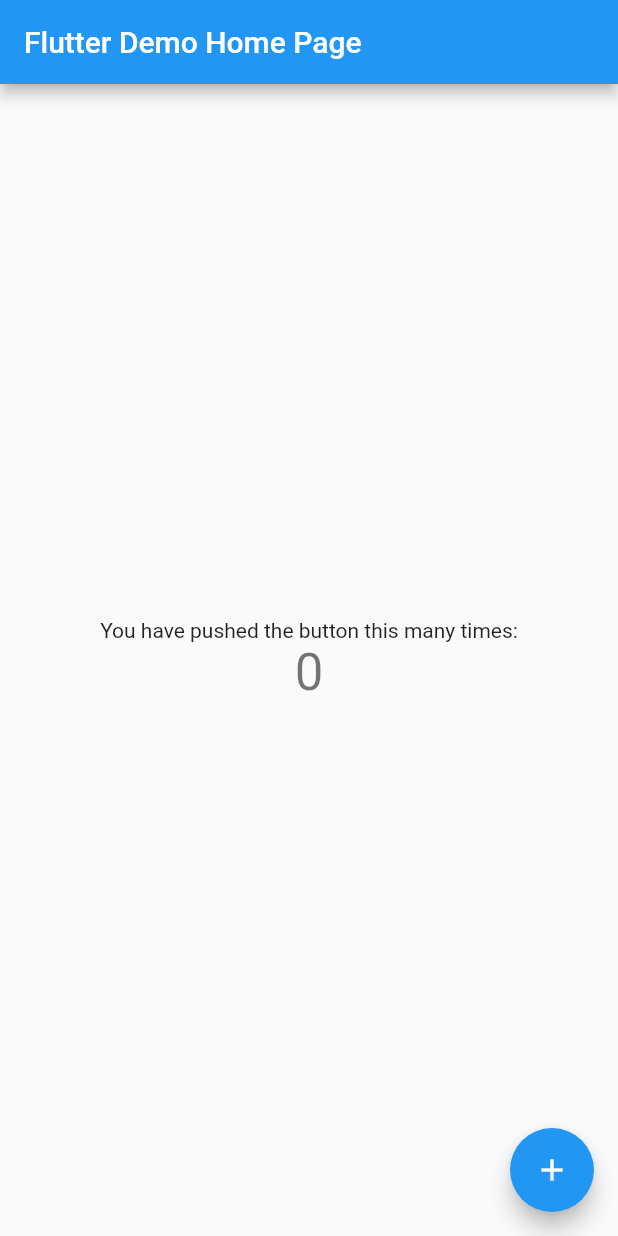
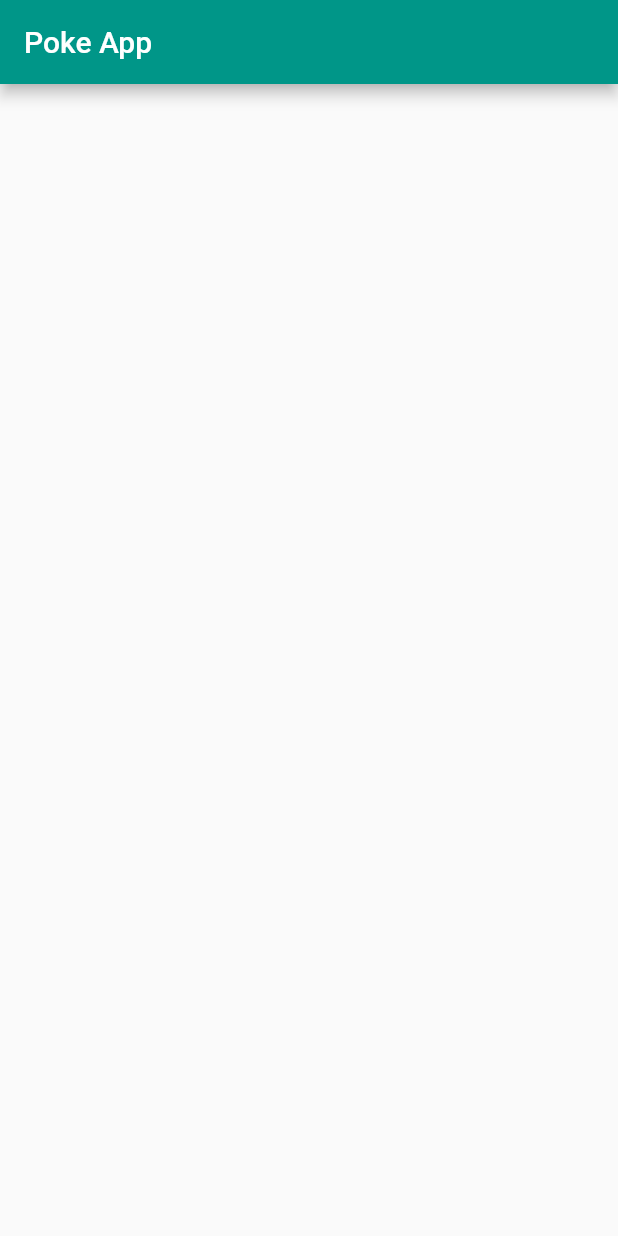
Before and after one commit to sujitmore21/PokemonAppDemo_Flutter, a Flutter app: the screen it shows after launch, on a phone screen of 412 x 824 dp. Run offline on Flutter 3.47's test engine with Material 2 defaults, Android fonts, the phone set to English and light mode, and no system bars.

Commit message:
add app name & colors

```diff
--- a/lib/main.dart
+++ b/lib/main.dart
@@ -1,111 +1,24 @@
 import 'package:flutter/material.dart';
 
-void main() => runApp(MyApp());
 
-class MyApp extends StatelessWidget {
-  // This widget is the root of your application.
+
+
+void main() => runApp(
+    MaterialApp(
+  title: "Poke App",
+  theme: ThemeData(primarySwatch: Colors.teal),
+  home: HomePage(),
+  debugShowCheckedModeBanner: false,
+));
+
+class HomePage extends StatelessWidget {
+
   @override
   Widget build(BuildContext context) {
-    return MaterialApp(
-      title: 'Flutter Demo',
-      theme: ThemeData(
-        // This is the theme of your application.
-        //
-        // Try running your application with "flutter run". You'll see the
-        // application has a blue toolbar. Then, without quitting the app, try
-        // changing the primarySwatch below to Colors.green and then invoke
-        // "hot reload" (press "r" in the console where you ran "flutter run",
-        // or simply save your changes to "hot reload" in a Flutter IDE).
-        // Notice that the counter didn't reset back to zero; the application
-        // is not restarted.
-        primarySwatch: Colors.blue,
+    return Scaffold(
+      appBar: AppBar(
+        title: Text("Poke App"),
       ),
-      home: MyHomePage(title: 'Flutter Demo Home Page'),
     );
   }
 }
-
-class MyHomePage extends StatefulWidget {
-  MyHomePage({Key key, this.title}) : super(key: key);
-
-  // This widget is the home page of your application. It is stateful, meaning
-  // that it has a State object (defined below) that contains fields that affect
-  // how it looks.
-
-  // This class is the configuration for the state. It holds the values (in this
-  // case the title) provided by the parent (in this case the App widget) and
-  // used by the build method of the State. Fields in a Widget subclass are
-  // always marked "final".
-
-  final String title;
-
-  @override
-  _MyHomePageState createState() => _MyHomePageState();
-}
-
-class _MyHomePageState extends State<MyHomePage> {
-  int _counter = 0;
-
-  void _incrementCounter() {
-    setState(() {
-      // This call to setState tells the Flutter framework that something has
-      // changed in this State, which causes it to rerun the build method below
-      // so that the display can reflect the updated values. If we changed
-      // _counter without calling setState(), then the build method would not be
-      // called again, and so nothing would appear to happen.
-      _counter++;
-    });
-  }
-
-  @override
-  Widget build(BuildContext context) {
-    // This method is rerun every time setState is called, for instance as done
-    // by the _incrementCounter method above.
-    //
-    // The Flutter framework has been optimized to make rerunning build methods
-    // fast, so that you can just rebuild anything that needs updating rather
-    // than having to individually change instances of widgets.
-    return Scaffold(
-      appBar: AppBar(
-        // Here we take the value from the MyHomePage object that was created by
-        // the App.build method, and use it to set our appbar title.
-        title: Text(widget.title),
-      ),
-      body: Center(
-        // Center is a layout widget. It takes a single child and positions it
-        // in the middle of the parent.
-        child: Column(
-          // Column is also a layout widget. It takes a list of children and
-          // arranges them vertically. By default, it sizes itself to fit its
-          // children horizontally, and tries to be as tall as its parent.
-          //
-          // Invoke "debug painting" (press "p" in the console, choose the
-          // "Toggle Debug Paint" action from the Flutter Inspector in Android
-          // Studio, or the "Toggle Debug Paint" command in Visual Studio Code)
-          // to see the wireframe for each widget.
-          //
-          // Column has various properties to control how it sizes itself and
-          // how it positions its children. Here we use mainAxisAlignment to
-          // center the children vertically; the main axis here is the vertical
-          // axis because Columns are vertical (the cross axis would be
-          // horizontal).
-          mainAxisAlignment: MainAxisAlignment.center,
-          children: <Widget>[
-            Text(
-              'You have pushed the button this many times:',
-            ),
-            Text(
-              '$_counter',
-              style: Theme.of(context).textTheme.display1,
-            ),
-          ],
-        ),
-      ),
-      floatingActionButton: FloatingActionButton(
-        onPressed: _incrementCounter,
-        tooltip: 'Increment',
-        child: Icon(Icons.add),
-      ), // This trailing comma makes auto-formatting nicer for build methods.
-    );
-  }
-}
```
